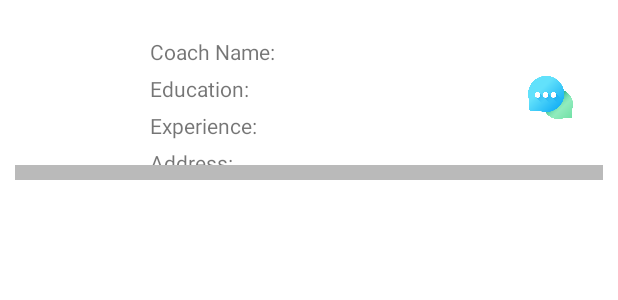
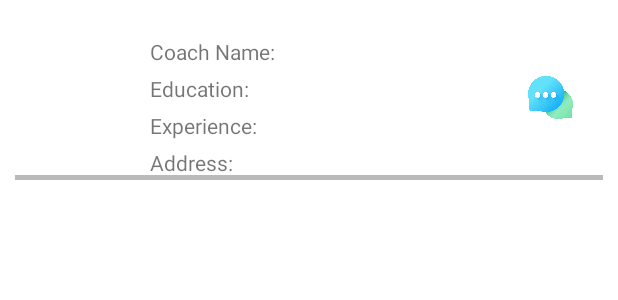
Before and after one commit to EladVaknin/Journey, an Android app: the layout coach_row.xml on its own in the app's theme, with its tools: preview values and no code run, on a phone screen of 412 x 824 dp. Shown: the top 300 px of the screen. Run offline under Robolectric (Android 15) with nearby library versions, the phone set to English and light mode, and no system bars.

Commit message:
fix bags

```diff
--- a/app/src/main/res/layout/coach_row.xml
+++ b/app/src/main/res/layout/coach_row.xml
@@ -76,7 +76,8 @@
     <View
         android:id="@+id/seperator"
         android:layout_width="match_parent"
-        android:layout_height="10dp"
+        android:layout_marginTop="40dp"
+        android:layout_height="3dp"
         android:layout_alignParentBottom="true"
         android:background="#BABABA" />
 
```
Also changed, not shown: app/src/main/java/com/example/myjourney/activities/SearchCoachActivity.java (+8 -4 lines), app/src/main/java/com/example/myjourney/models/UserCoach.java (+10 -2 lines).
